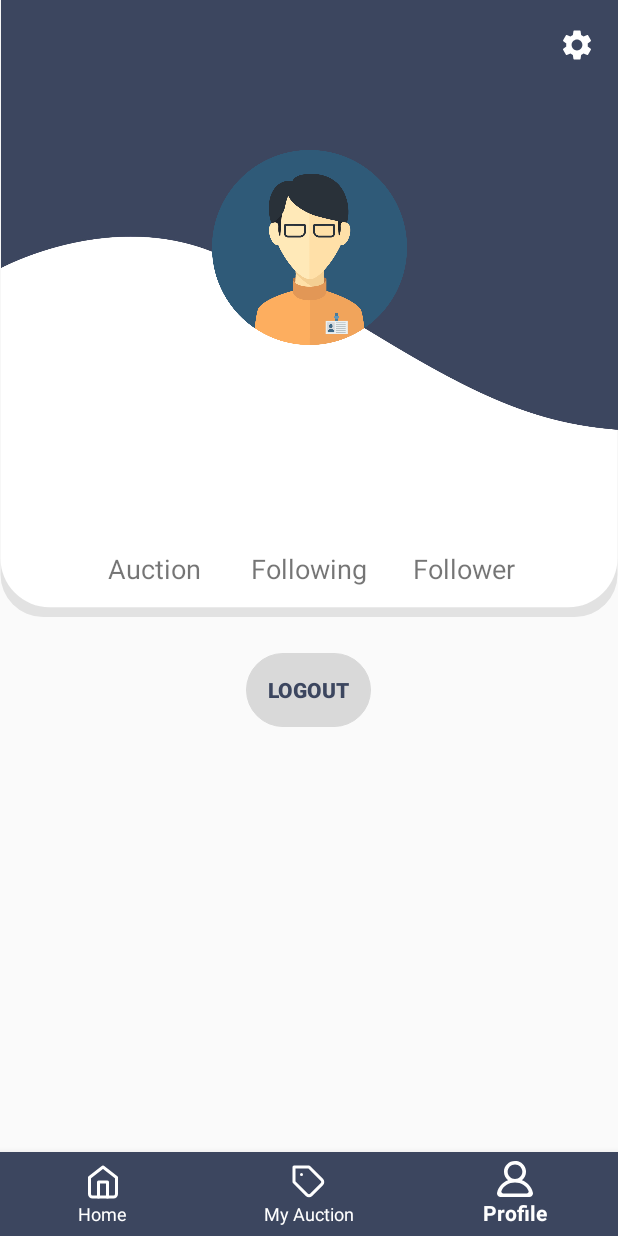
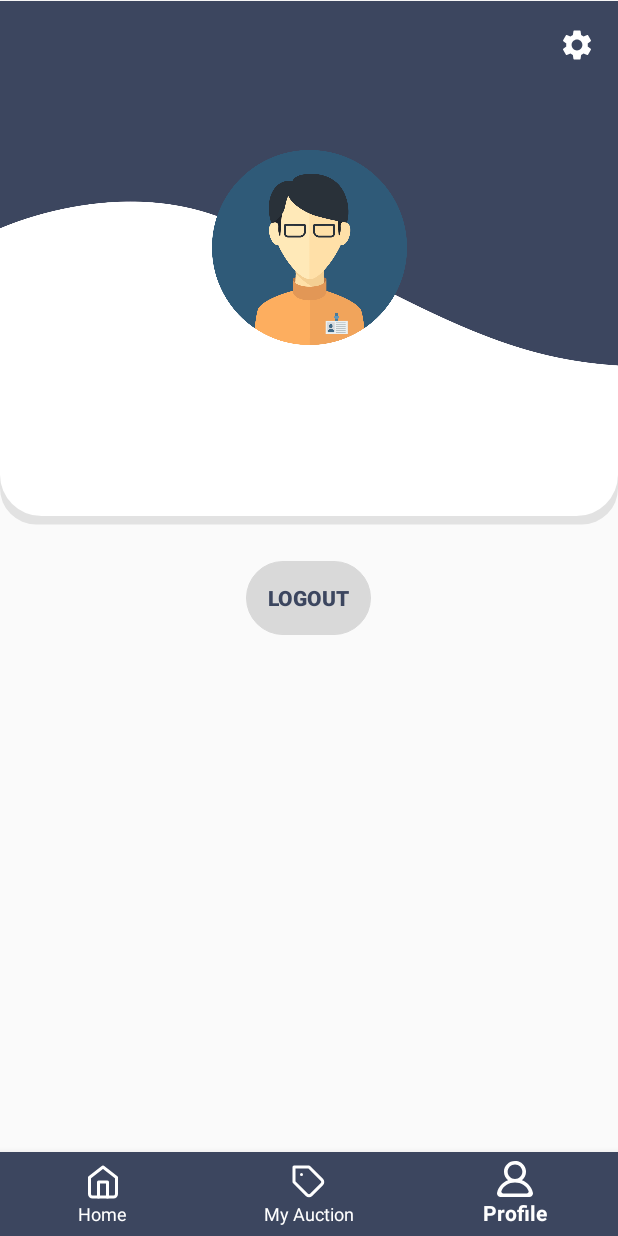
Before and after one commit to Stay2607/CapstoneArtion, an Android app: the screen it shows after launch once a user with an empty profile is signed in (HomeActivity), item 3 of the bottom bar chosen, on a phone screen of 412 x 824 dp. Run offline under Robolectric (Android 15) with nearby library versions, the phone set to English and light mode, and no system bars; our stand-ins replace Firebase (no records; nobody signed in at launch, a user with empty details on screens opened directly).

Commit message:
menghapus follower following

```diff
--- a/app/src/main/res/drawable/card_layout_navy_white.xml
+++ b/app/src/main/res/drawable/card_layout_navy_white.xml
@@ -2,7 +2,6 @@
 <layer-list xmlns:android="http://schemas.android.com/apk/res/android">
 <item>
     <shape android:shape="rectangle">
-        <size android:height="300dp"/>
         <corners
             android:bottomLeftRadius="130dp"
             android:bottomRightRadius="130dp" />
@@ -17,5 +16,5 @@
             <solid android:color="@color/white"/>
         </shape>
     </item>
-    <item android:drawable="@drawable/background_navy_wave"/>
+    <item android:drawable="@drawable/background_navy_wave" android:width="2230dp"/>
 </layer-list>
--- a/app/src/main/res/layout/activity_setting.xml
+++ b/app/src/main/res/layout/activity_setting.xml
@@ -67,7 +67,7 @@
             android:id="@+id/btn_language"
             android:layout_width="match_parent"
             android:layout_height="wrap_content"
-            android:text="@string/bahasa_indonesia"
+            android:text="@string/english"
             android:textStyle=""
             style="@style/Base.Widget.AppCompat.Button.Borderless.ListTile"/>
     </LinearLayout>
--- a/app/src/main/res/layout/fragment_profile.xml
+++ b/app/src/main/res/layout/fragment_profile.xml
@@ -8,8 +8,8 @@
 
     <ImageView
         android:id="@+id/profile_card"
-        android:layout_width="match_parent"
-        android:layout_height="411dp"
+        android:layout_width="wrap_content"
+        android:layout_height="350dp"
         android:contentDescription="@string/profile_card"
         android:src="@drawable/card_layout_navy_white"
         app:layout_constraintEnd_toEndOf="parent"
@@ -51,75 +51,6 @@
         app:layout_constraintTop_toBottomOf="@+id/profile_name"
         tools:text="@string/location" />
 
-    <TextView
-        android:id="@+id/profile_following_number"
-        android:layout_width="wrap_content"
-        android:layout_height="wrap_content"
-        android:layout_marginTop="18dp"
-        android:textSize="18sp"
-        android:textStyle="bold"
-        app:layout_constraintEnd_toEndOf="parent"
-        app:layout_constraintStart_toStartOf="parent"
-        app:layout_constraintTop_toBottomOf="@+id/profile_regional"
-        tools:text="158" />
-
-    <TextView
-        android:id="@+id/profile_follower_number"
-        android:layout_width="wrap_content"
-        android:layout_height="wrap_content"
-        android:layout_marginTop="18dp"
-        android:textSize="18sp"
-        android:textStyle="bold"
-        app:layout_constraintEnd_toEndOf="parent"
-        app:layout_constraintStart_toEndOf="@id/profile_following_number"
-        app:layout_constraintTop_toBottomOf="@+id/profile_regional"
-        tools:text="795" />
-
-    <TextView
-        android:id="@+id/profile_auction_number"
-        android:layout_width="wrap_content"
-        android:layout_height="wrap_content"
-        android:layout_marginTop="18dp"
-        android:textSize="18sp"
-        android:textStyle="bold"
-        app:layout_constraintEnd_toStartOf="@id/profile_following_number"
-        app:layout_constraintStart_toStartOf="parent"
-        app:layout_constraintTop_toBottomOf="@+id/profile_regional"
-        tools:text="795" />
-
-    <TextView
-        android:id="@+id/profile_following"
-        android:layout_width="wrap_content"
-        android:layout_height="wrap_content"
-        android:layout_marginTop="4dp"
-        android:text="@string/following"
-        android:textSize="18sp"
-        app:layout_constraintEnd_toEndOf="parent"
-        app:layout_constraintStart_toStartOf="parent"
-        app:layout_constraintTop_toBottomOf="@+id/profile_follower_number" />
-
-    <TextView
-        android:id="@+id/profile_follower"
-        android:layout_width="wrap_content"
-        android:layout_height="wrap_content"
-        android:layout_marginTop="4dp"
-        android:text="@string/follower"
-        android:textSize="18sp"
-        app:layout_constraintEnd_toEndOf="parent"
-        app:layout_constraintStart_toEndOf="@id/profile_following_number"
-        app:layout_constraintTop_toBottomOf="@+id/profile_follower_number" />
-
-    <TextView
-        android:id="@+id/profile_auction"
-        android:layout_width="wrap_content"
-        android:layout_height="wrap_content"
-        android:layout_marginTop="4dp"
-        android:text="@string/auction"
-        android:textSize="18sp"
-        app:layout_constraintEnd_toStartOf="@id/profile_following_number"
-        app:layout_constraintStart_toStartOf="parent"
-        app:layout_constraintTop_toBottomOf="@+id/profile_auction_number" />
-
     <Button
         android:id="@+id/buttonLogout"
         android:layout_width="83dp"
--- a/app/src/main/res/values/strings.xml
+++ b/app/src/main/res/values/strings.xml
@@ -36,7 +36,7 @@
     <string name="privacy_and_policy"><![CDATA[Privacy & Policy]]></string>
     <string name="help">Help</string>
     <string name="extra">Extra</string>
-    <string name="bahasa_indonesia">Bahasa Indonesia</string>
+    <string name="english">English</string>
     <string name="language">Language</string>
     <string name="edit_your_personal_information">Edit your personal information</string>
     <string name="your_info">Your info</string>
```
